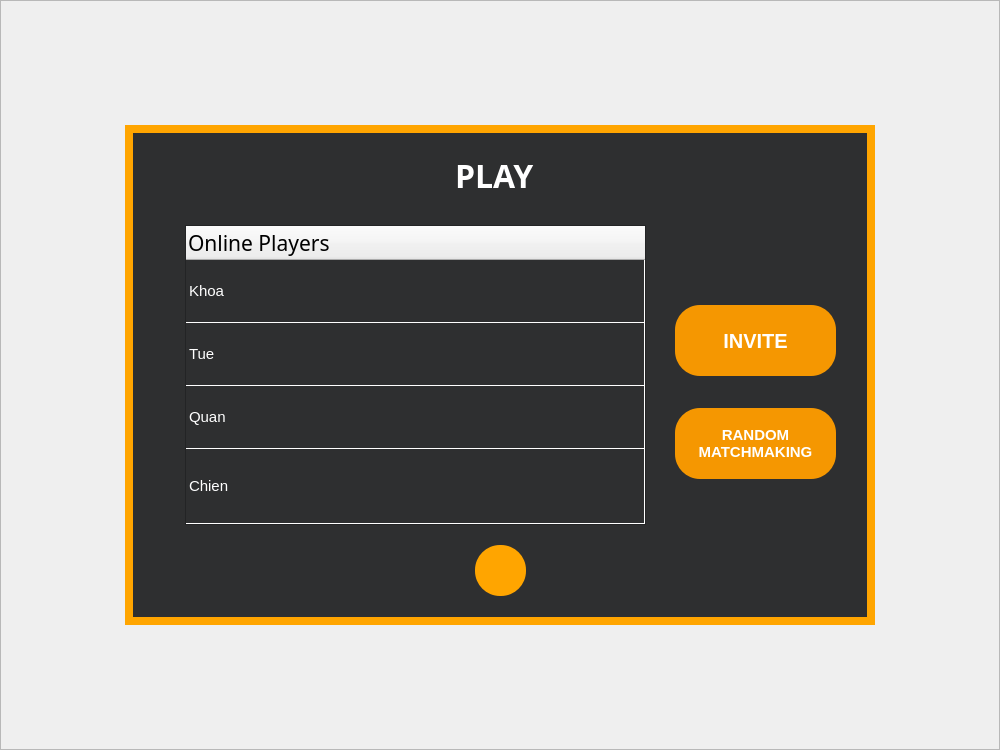
This is Client/Chess/play.ui in Nulemboon/Online_chess_game as Qt 5 draws it before an edit. The edited form follows.
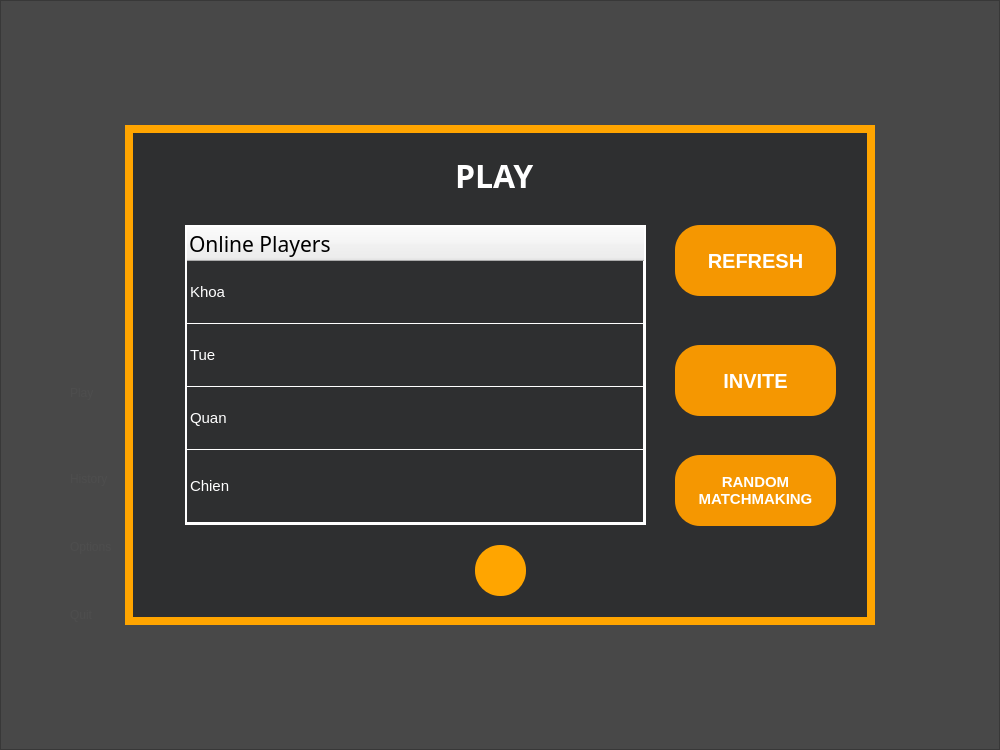
This is the edited form. Icons and pictures are not drawn.

Diff of the .ui file:
```diff
--- a/Client/Chess/play.ui
+++ b/Client/Chess/play.ui
@@ -68,7 +68,7 @@
      <string notr="true">QTableWidget { 
 background-color: #2e2f30;
 gridline-color: white;
-border: 2px solid #fffff;
+border: 2px solid #ffffff;
 color: white
 
 }
@@ -288,7 +288,7 @@
     <property name="geometry">
      <rect>
       <x>550</x>
-      <y>283</y>
+      <y>330</y>
       <width>161</width>
       <height>71</height>
      </rect>
@@ -325,7 +325,7 @@
     <property name="geometry">
      <rect>
       <x>550</x>
-      <y>180</y>
+      <y>220</y>
       <width>161</width>
       <height>71</height>
      </rect>
@@ -357,6 +357,42 @@
      </size>
     </property>
    </widget>
+   <widget class="QPushButton" name="btnRefresh">
+    <property name="geometry">
+     <rect>
+      <x>550</x>
+      <y>100</y>
+      <width>161</width>
+      <height>71</height>
+     </rect>
+    </property>
+    <property name="font">
+     <font>
+      <family>Segoe UI</family>
+      <pointsize>15</pointsize>
+      <bold>true</bold>
+     </font>
+    </property>
+    <property name="cursor">
+     <cursorShape>PointingHandCursor</cursorShape>
+    </property>
+    <property name="styleSheet">
+     <string notr="true">QPushButton { 
+background-color: #f59701;
+border-radius: 25px; 
+color: white;
+}</string>
+    </property>
+    <property name="text">
+     <string>REFRESH</string>
+    </property>
+    <property name="iconSize">
+     <size>
+      <width>30</width>
+      <height>55</height>
+     </size>
+    </property>
+   </widget>
   </widget>
   <widget class="QFrame" name="frame">
    <property name="geometry">
@@ -367,8 +403,26 @@
      <height>750</height>
     </rect>
    </property>
+   <property name="minimumSize">
+    <size>
+     <width>1000</width>
+     <height>750</height>
+    </size>
+   </property>
+   <property name="maximumSize">
+    <size>
+     <width>1000</width>
+     <height>750</height>
+    </size>
+   </property>
    <property name="styleSheet">
-    <string notr="true">background-image: url(:/home/assets/home.jpg);</string>
+    <string notr="true">QFrame#frHome{background-image: url(:/home/assets/home.jpg)}
+QPushButton {border: none; 
+text-align: left;
+	font: 33pt &quot;Ubuntu&quot;;
+color: white;
+
+}</string>
    </property>
    <property name="frameShape">
     <enum>QFrame::StyledPanel</enum>
@@ -376,6 +430,71 @@
    <property name="frameShadow">
     <enum>QFrame::Raised</enum>
    </property>
+   <widget class="QWidget" name="verticalLayoutWidget">
+    <property name="geometry">
+     <rect>
+      <x>70</x>
+      <y>320</y>
+      <width>201</width>
+      <height>351</height>
+     </rect>
+    </property>
+    <layout class="QVBoxLayout" name="verticalLayout_2">
+     <item>
+      <widget class="QPushButton" name="btnPlay_2">
+       <property name="minimumSize">
+        <size>
+         <width>0</width>
+         <height>50</height>
+        </size>
+       </property>
+       <property name="styleSheet">
+        <string notr="true">border: none</string>
+       </property>
+       <property name="text">
+        <string>Play</string>
+       </property>
+      </widget>
+     </item>
+     <item>
+      <widget class="QPushButton" name="btnHistory_2">
+       <property name="text">
+        <string>History</string>
+       </property>
+      </widget>
+     </item>
+     <item>
+      <widget class="QPushButton" name="btnOptions_2">
+       <property name="text">
+        <string>Options</string>
+       </property>
+      </widget>
+     </item>
+     <item>
+      <widget class="QPushButton" name="btnQuit_2">
+       <property name="text">
+        <string>Quit</string>
+       </property>
+      </widget>
+     </item>
+    </layout>
+   </widget>
+   <widget class="QLabel" name="lbDim">
+    <property name="geometry">
+     <rect>
+      <x>0</x>
+      <y>0</y>
+      <width>1000</width>
+      <height>750</height>
+     </rect>
+    </property>
+    <property name="styleSheet">
+     <string notr="true">background-color: rgba(0,0,0,0.7)</string>
+    </property>
+    <property name="text">
+     <string/>
+    </property>
+   </widget>
   </widget>
   <zorder>frame</zorder>
   <zorder>playFrame</zorder>
```
Left out of the diff: 10 changed lines with no effect on the pictures.
